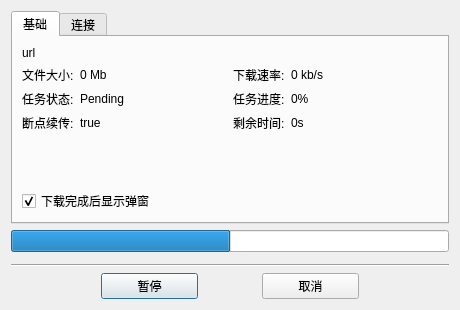
First picture: the form in src/ui/task_downloading/TaskDownloadingDialog.ui, repository engsr6982/EasyDownloadManager, before the edit.
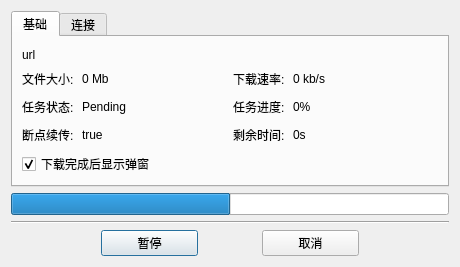
Second picture: the form after the edit.

Commit message: refactor: migrate TaskModel to shared_ptr and restructure download components

```diff
--- a/src/ui/task_downloading/TaskDownloadingDialog.ui
+++ b/src/ui/task_downloading/TaskDownloadingDialog.ui
@@ -7,7 +7,7 @@
     <x>0</x>
     <y>0</y>
     <width>460</width>
-    <height>310</height>
+    <height>260</height>
    </rect>
   </property>
   <property name="windowTitle">
@@ -38,6 +38,12 @@
            <verstretch>0</verstretch>
           </sizepolicy>
          </property>
+         <property name="minimumSize">
+          <size>
+           <width>0</width>
+           <height>18</height>
+          </size>
+         </property>
          <property name="text">
           <string>url</string>
          </property>
@@ -47,6 +53,12 @@
         <layout class="QHBoxLayout" name="basisHorizontalLayout_">
          <item>
           <layout class="QFormLayout" name="basisLeftLayout_">
+           <property name="horizontalSpacing">
+            <number>8</number>
+           </property>
+           <property name="verticalSpacing">
+            <number>10</number>
+           </property>
            <item row="0" column="0">
             <widget class="QLabel" name="sizeLabel_">
              <property name="text">
@@ -93,6 +105,12 @@
          </item>
          <item>
           <layout class="QFormLayout" name="basisRightLayout_">
+           <property name="horizontalSpacing">
+            <number>8</number>
+           </property>
+           <property name="verticalSpacing">
+            <number>10</number>
+           </property>
            <item row="0" column="0">
             <widget class="QLabel" name="speedLabel_">
              <property name="text">
@@ -156,6 +174,21 @@
        <string>连接</string>
       </attribute>
       <layout class="QVBoxLayout" name="verticalLayout_4">
+       <property name="spacing">
+        <number>0</number>
+       </property>
+       <property name="leftMargin">
+        <number>0</number>
+       </property>
+       <property name="topMargin">
+        <number>0</number>
+       </property>
+       <property name="rightMargin">
+        <number>0</number>
+       </property>
+       <property name="bottomMargin">
+        <number>0</number>
+       </property>
        <item>
         <widget class="QTableWidget" name="conncets_">
          <attribute name="horizontalHeaderDefaultSectionSize">
@@ -204,9 +237,6 @@
      </property>
     </widget>
    </item>
-   <item>
-    <widget class="QWidget" name="threadProgressBar_" native="true"/>
-   </item>
    <item>
     <widget class="Line" name="line">
      <property name="orientation">
```
The commit also changes 31 other files.
